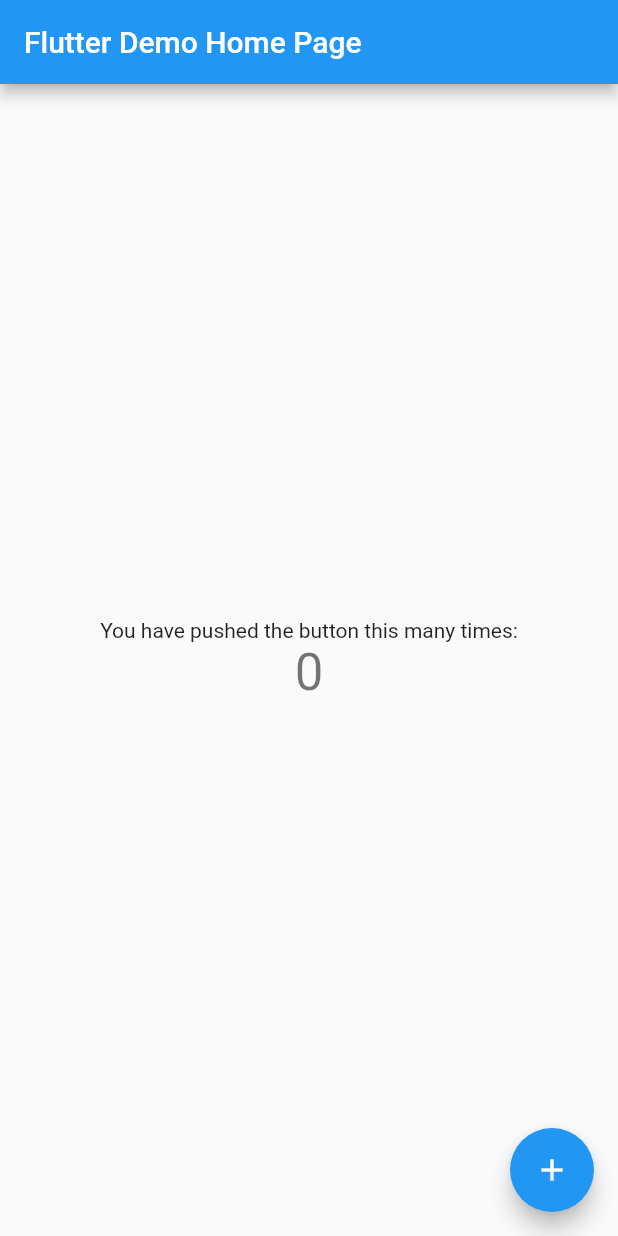
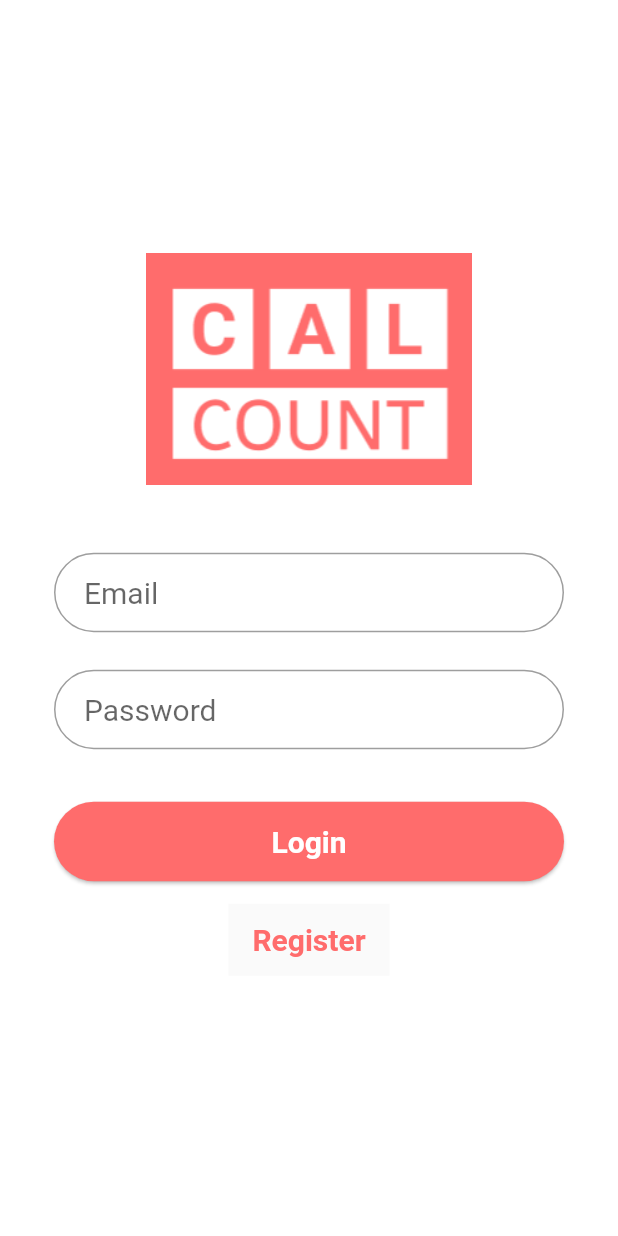
Before and after one commit to Lexfinity/CalCount-Mobile, a Flutter app: the screen it shows after launch, on a phone screen of 412 x 824 dp. Run offline on Flutter 3.47's test engine with Material 2 defaults, Android fonts, the phone set to English and light mode, and no system bars; Roboto replaces fonts that are missing (Montserrat).

Commit message:
made login page for CalCount

```diff
--- /dev/null
+++ b/calcount_mobile/lib/loginButton.dart
@@ -0,0 +1,30 @@
+import 'package:flutter/foundation.dart';
+import 'package:flutter/material.dart';
+
+class loginButton extends StatelessWidget {
+  loginButton({@required this.onPressed});
+
+  final GestureTapCallback onPressed;
+
+  @override
+  Widget build(BuildContext context) {
+    return RawMaterialButton(
+      fillColor: Colors.red,
+      splashColor: Colors.redAccent[100],
+      child: Padding(
+      padding: const EdgeInsets.symmetric(
+      horizontal: 8.0,
+      vertical: 20.0,
+      ),
+      child: Text(
+        "Login",
+        style: TextStyle(
+          color: Colors.white,
+        ),
+      ),
+    ),
+    onPressed: onPressed,
+    shape: const StadiumBorder(),
+    );
+  }
+}
--- a/calcount_mobile/lib/main.dart
+++ b/calcount_mobile/lib/main.dart
@@ -1,3 +1,4 @@
+import 'package:calcount_mobile/loginButton.dart';
 import 'package:flutter/material.dart';
 
 void main() => runApp(MyApp());
@@ -7,7 +8,7 @@ class MyApp extends StatelessWidget {
   @override
   Widget build(BuildContext context) {
     return MaterialApp(
-      title: 'Flutter Demo',
+      title: 'CalCount',
       theme: ThemeData(
         // This is the theme of your application.
         //
@@ -18,9 +19,9 @@ class MyApp extends StatelessWidget {
         // or simply save your changes to "hot reload" in a Flutter IDE).
         // Notice that the counter didn't reset back to zero; the application
         // is not restarted.
-        primarySwatch: Colors.blue,
+        primarySwatch: Colors.red,
       ),
-      home: MyHomePage(title: 'Flutter Demo Home Page'),
+      home: MyHomePage(title: 'CalCount Login'),
     );
   }
 }
@@ -44,69 +45,101 @@ class MyHomePage extends StatefulWidget {
 }
 
 class _MyHomePageState extends State<MyHomePage> {
-  int _counter = 0;
-
-  void _incrementCounter() {
-    setState(() {
-      // This call to setState tells the Flutter framework that something has
-      // changed in this State, which causes it to rerun the build method below
-      // so that the display can reflect the updated values. If we changed
-      // _counter without calling setState(), then the build method would not be
-      // called again, and so nothing would appear to happen.
-      _counter= _counter + 2;
-      //test
-    });
-  }
+  TextStyle style = TextStyle(fontFamily: "Montserrat", fontSize: 20.0);
 
   @override
   Widget build(BuildContext context) {
-    // This method is rerun every time setState is called, for instance as done
-    // by the _incrementCounter method above.
-    //
-    // The Flutter framework has been optimized to make rerunning build methods
-    // fast, so that you can just rebuild anything that needs updating rather
-    // than having to individually change instances of widgets.
+
+    final emailField = TextField(
+      obscureText: false,
+      style: style,
+      decoration: InputDecoration(
+        contentPadding: EdgeInsets.fromLTRB(20.0, 15.0, 20.0, 15.0),
+        hintText: "Email",
+        border: OutlineInputBorder(borderRadius: BorderRadius.circular(32.0)))
+      );
+
+
+    final passwordField = TextField(
+          obscureText: true,
+          style: style,
+          decoration: InputDecoration(
+              contentPadding: EdgeInsets.fromLTRB(20.0, 15.0, 20.0, 15.0),
+              hintText: "Password",
+              border:
+                  OutlineInputBorder(borderRadius: BorderRadius.circular(32.0))),
+        );
+
+    final Color ccColor = const Color(0xFFFF6C6C);
+
+    final loginButton = Material(
+      elevation: 1.0,
+      borderRadius: BorderRadius.circular(30.0),
+      color: ccColor,
+      child: MaterialButton(
+        minWidth: MediaQuery.of(context).size.width,
+        padding: EdgeInsets.fromLTRB(20.0, 15.0, 20.0, 15.0),
+        onPressed: () {},
+        child: Text("Login",
+        textAlign: TextAlign.center,
+        style: style.copyWith(
+          color: Colors.white, fontWeight: FontWeight.bold)),
+      ),
+    );
+
+    final registerButton = Material(
+      elevation: 0,
+      //color: ccColor,
+      child: MaterialButton(
+      onPressed: () {},
+      child: Text("Register",
+      textAlign: TextAlign.center,
+      style: style.copyWith(
+        color: ccColor,
+        fontWeight: FontWeight.bold))
+      ),
+    );
+
+
+
     return Scaffold(
-      appBar: AppBar(
-        // Here we take the value from the MyHomePage object that was created by
-        // the App.build method, and use it to set our appbar title.
-        title: Text(widget.title),
-      ),
           body: Center(
-        // Center is a layout widget. It takes a single child and positions it
-        // in the middle of the parent.
+            child: Container(
+              color: Colors.white,
+              child: Padding(
+                padding: const EdgeInsets.all(36.0),
                 child: Column(
-          // Column is also layout widget. It takes a list of children and
-          // arranges them vertically. By default, it sizes itself to fit its
-          // children horizontally, and tries to be as tall as its parent.
-          //
-          // Invoke "debug painting" (press "p" in the console, choose the
-          // "Toggle Debug Paint" action from the Flutter Inspector in Android
-          // Studio, or the "Toggle Debug Paint" command in Visual Studio Code)
-          // to see the wireframe for each widget.
-          //
-          // Column has various properties to control how it sizes itself and
-          // how it positions its children. Here we use mainAxisAlignment to
-          // center the children vertically; the main axis here is the vertical
-          // axis because Columns are vertical (the cross axis would be
-          // horizontal).
+                  crossAxisAlignment: CrossAxisAlignment.center,
                   mainAxisAlignment: MainAxisAlignment.center,
                   children: <Widget>[
-            Text(
-              'You have pushed the button this many times:',
+                    SizedBox(
+                      height: 155.0,
+                      child: Image.asset(
+                        "assets/ccLogo.png",
+                        fit: BoxFit.contain,
                       ),
-            Text(
-              '$_counter',
-              style: Theme.of(context).textTheme.display1,
                     ),
+                    SizedBox(height: 45.0),
+                    emailField,
+                    SizedBox(height: 25.0),
+                    passwordField,
+                    SizedBox(
+                      height: 35.0,
+                    ),
+                    loginButton,
+                    SizedBox(
+                      height: 15.0,
+                    ),
+                    registerButton,
+                    SizedBox(
+                      height: 5.0,
+                    )
                   ],
                 ),
               ),
-      floatingActionButton: FloatingActionButton(
-        onPressed: _incrementCounter,
-        tooltip: 'Increment',
-        child: Icon(Icons.add),
-      ), // This trailing comma makes auto-formatting nicer for build methods.
+            ),
+          ),
         );
+
   }
 }
--- a/calcount_mobile/pubspec.yaml
+++ b/calcount_mobile/pubspec.yaml
@@ -41,8 +41,8 @@ flutter:
   uses-material-design: true
 
   # To add assets to your application, add an assets section, like this:
-  # assets:
-  #  - images/a_dot_burr.jpeg
+  assets:
+    - assets/ccLogo.png
   #  - images/a_dot_ham.jpeg
 
   # An image asset can refer to one or more resolution-specific "variants", see
```
Also changed, not shown: calcount_mobile/assets/ccLogo.png (added). Lines whose indentation alone changed are shown as unchanged.
